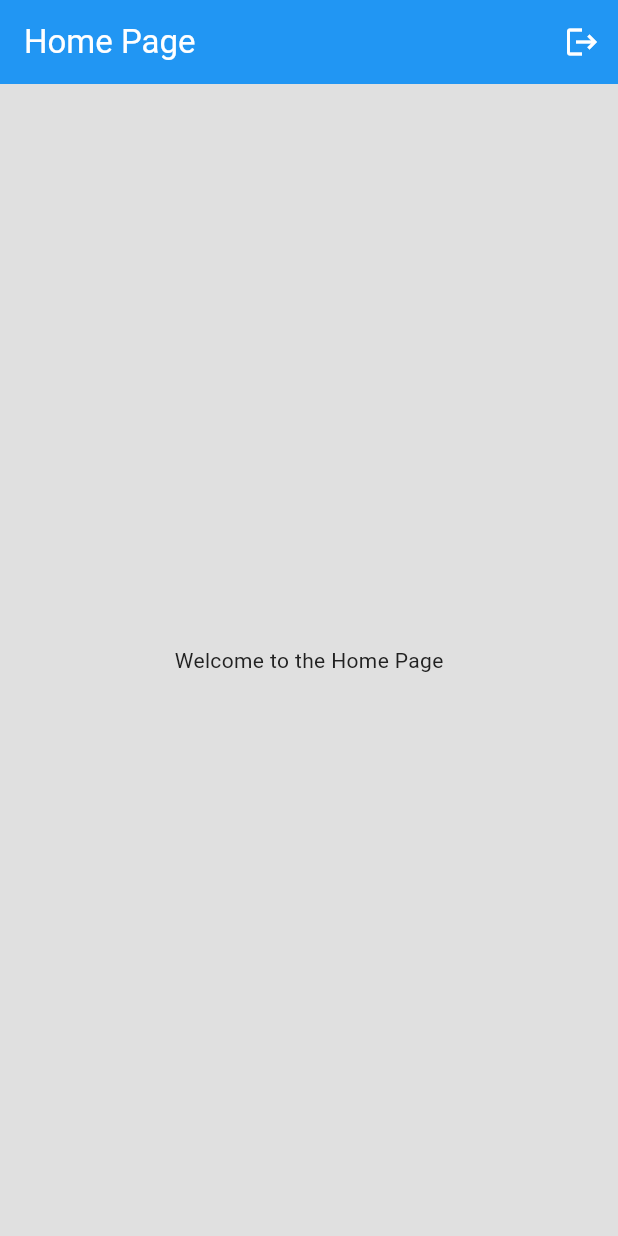
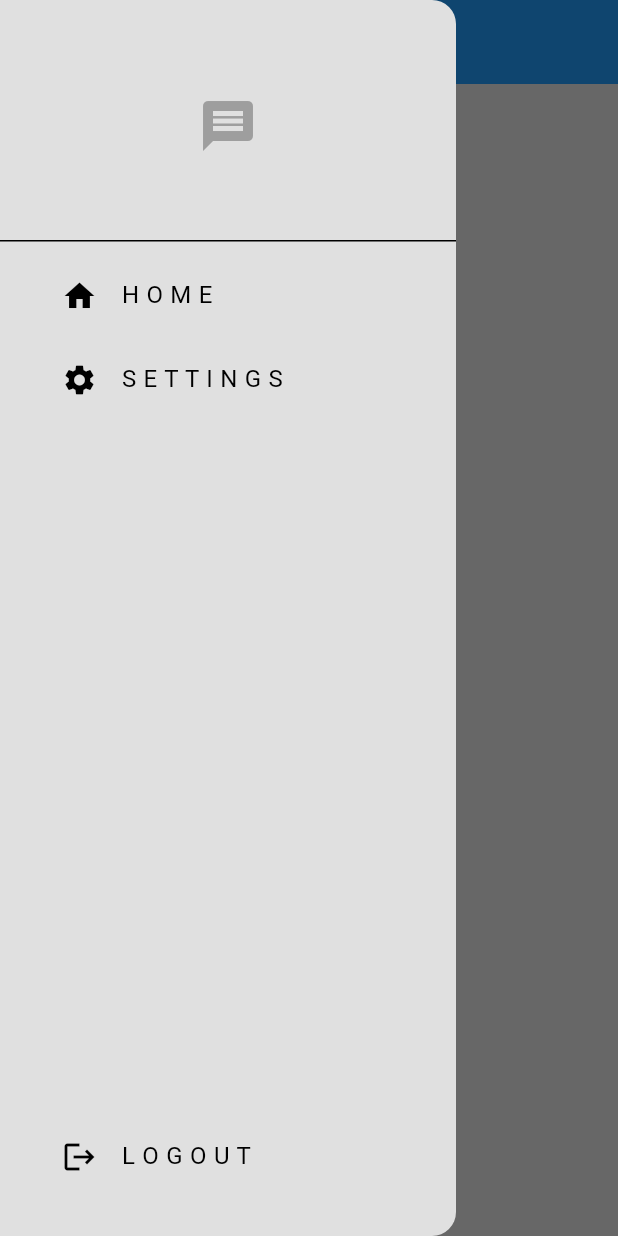
Before and after one commit to grahamnickbel23/Messaging-App, a Flutter app: the screen it shows once a user with an empty profile is signed in, with the side drawer open (before the commit the screen has no drawer), on a phone screen of 412 x 824 dp. Run offline on Flutter 3.47's test engine with Material 3 defaults, Android fonts, the phone set to English and light mode, and no system bars; our stand-ins replace firebase_auth, firebase_core; accounts and stored records are empty.

Commit message:
complete basic drawer

```diff
--- /dev/null
+++ b/lib/components/my_drawer.dart
@@ -0,0 +1,82 @@
+import 'package:flutter/material.dart';
+import 'package:myapp/services/auth/auth_service.dart';
+import 'package:myapp/pages/setting_page.dart';
+
+class MyDrawer extends StatelessWidget {
+  const MyDrawer({super.key});
+
+  void logout() {
+    // get auth services
+    final auth = AuthService();
+
+    auth.signOut();
+  }
+
+  @override
+  Widget build(BuildContext context) {
+    return Drawer(
+      backgroundColor: Theme.of(context).colorScheme.surface,
+      child: Column(
+        mainAxisAlignment: MainAxisAlignment.spaceBetween,
+        children: [
+          Column(
+            children: [
+              // logo
+              DrawerHeader(
+                  child: Center(
+                child: Icon(
+                  Icons.message,
+                  size: 40,
+                  color: Theme.of(context).colorScheme.primary,
+                ),
+              )),
+
+              // Home list tile
+              Padding(
+                padding:const EdgeInsets.only(left: 25),
+                child: ListTile(
+                  title: const Text('H O M E '),
+                  leading:const Icon(Icons.home),
+                  onTap: () {
+                    // Pop the drawer
+                    Navigator.pop(context);
+                  },
+                ),
+              ),
+
+              // settings list tile
+              Padding(
+                padding: const EdgeInsets.only(left: 25),
+                child: ListTile(
+                  title: const Text('S E T T I N G S '),
+                  leading: const Icon(Icons.settings),
+                  onTap: () {
+                    // Pop the drawer
+                    Navigator.pop(context);
+
+                    // Navigate to settings page
+                    Navigator.push(
+                        context,
+                        MaterialPageRoute(
+                          builder: (context) => SettingPage(),
+                        ));
+                  },
+                ),
+              ),
+            ],
+          ),
+
+          // logout list tile
+          Padding(
+            padding:const EdgeInsets.only(left: 25, bottom: 25),
+            child: ListTile(
+              title: const Text('L O G O U T'),
+              leading: const Icon(Icons.logout),
+              onTap: logout,
+            ),
+          )
+        ],
+      ),
+    );
+  }
+}
--- a/lib/main.dart
+++ b/lib/main.dart
@@ -1,5 +1,5 @@
 import 'package:firebase_core/firebase_core.dart';
-import 'package:myapp/auth/auth_gate.dart';
+import 'package:myapp/services/auth/auth_gate.dart';
 import 'firebase_options.dart';
 
 import 'package:flutter/material.dart';
--- a/lib/pages/home_page.dart
+++ b/lib/pages/home_page.dart
@@ -1,15 +1,9 @@
 import 'package:flutter/material.dart';
-import 'package:myapp/auth/auth_service.dart';
+import 'package:myapp/services/auth/auth_service.dart';
+import 'package:myapp/components/my_drawer.dart';
 
 class HomePage extends StatelessWidget {
   const HomePage({super.key});
-
-  void logout() {
-    // get auth services
-    final _auth = AuthService();
-
-    _auth.signOut();
-  }
 
   @override
   Widget build(BuildContext context) {
@@ -18,17 +12,8 @@ class HomePage extends StatelessWidget {
         backgroundColor: Colors.blue,
         title: Text('Home Page',
             style: TextStyle(color: Theme.of(context).colorScheme.tertiary)),
-
-        // logout buttot
-        actions: [
-          IconButton(
-              onPressed: logout,
-              icon: const Icon(
-                Icons.logout,
-                color: Colors.white,
-              ))
-        ],
       ),
+      drawer: MyDrawer(),
       body: Center(
         child: Column(
           mainAxisAlignment: MainAxisAlignment.center,
--- a/lib/pages/login_page.dart
+++ b/lib/pages/login_page.dart
@@ -1,5 +1,5 @@
 import 'package:flutter/material.dart';
-import 'package:myapp/auth/auth_service.dart';
+import 'package:myapp/services/auth/auth_service.dart';
 import 'package:myapp/components/my_button.dart';
 import 'package:myapp/components/my_textfield.dart';
 
--- a/lib/pages/register_page.dart
+++ b/lib/pages/register_page.dart
@@ -1,5 +1,5 @@
 import 'package:flutter/material.dart';
-import 'package:myapp/auth/auth_service.dart';
+import 'package:myapp/services/auth/auth_service.dart';
 import 'package:myapp/components/my_button.dart';
 import 'package:myapp/components/my_textfield.dart';
 
--- a/lib/auth/auth_gate.dart
+++ b/lib/services/auth/auth_gate.dart
@@ -1,6 +1,6 @@
 import 'package:firebase_auth/firebase_auth.dart';
 import 'package:flutter/material.dart';
-import 'package:myapp/auth/login_Or_register.dart';
+import 'package:myapp/services/auth/login_Or_register.dart';
 import 'package:myapp/pages/home_page.dart';
 
 class AuthGate extends StatelessWidget {
```
Also changed, not shown: lib/pages/setting_page.dart (added, +14 -0 lines), lib/services/auth/auth_service.dart (renamed from lib/auth/auth_service.dart), lib/services/auth/login_Or_register.dart (renamed from lib/auth/login_Or_register.dart).
